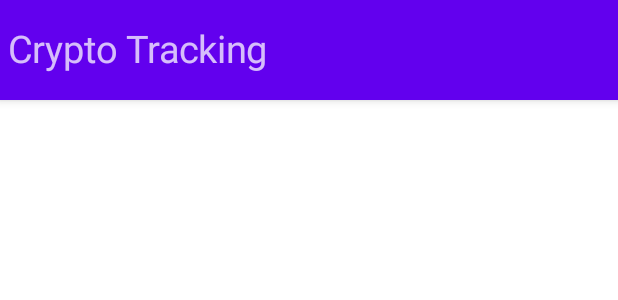
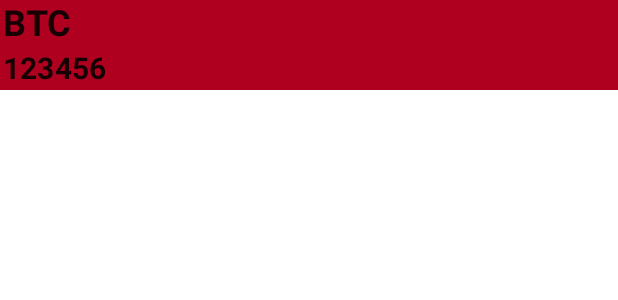
Before and after one commit to asimodabas/Compose-Notes, an Android app built with Jetpack Compose: the @Preview function DefaultPreview, on a phone screen of 412 x 824 dp. Shown: the top 300 px of the screen. Run offline under Robolectric (Android 15) with nearby library versions, the phone set to English and light mode, and no system bars.

Commit message:
row and retrofid added

```diff
--- a/app/src/main/java/com/asimodabas/compose_notes/MainActivity.kt
+++ b/app/src/main/java/com/asimodabas/compose_notes/MainActivity.kt
@@ -3,11 +3,17 @@ package com.asimodabas.compose_notes
 import android.os.Bundle
 import androidx.activity.ComponentActivity
 import androidx.activity.compose.setContent
-import androidx.compose.foundation.layout.PaddingValues
+import androidx.compose.foundation.background
+import androidx.compose.foundation.layout.*
+import androidx.compose.foundation.lazy.LazyColumn
+import androidx.compose.foundation.lazy.items
+import androidx.compose.material.MaterialTheme
 import androidx.compose.material.Scaffold
 import androidx.compose.material.Text
 import androidx.compose.material.TopAppBar
 import androidx.compose.runtime.Composable
+import androidx.compose.ui.Modifier
+import androidx.compose.ui.text.font.FontWeight
 import androidx.compose.ui.tooling.preview.Preview
 import androidx.compose.ui.unit.dp
 import androidx.compose.ui.unit.sp
@@ -43,16 +49,14 @@ fun mainScreen() {
         .create(CryptoAPI::class.java)
 
     val call = retrofit.getData()
-    call.enqueue(object : Callback<List<CryptoModel>>{
+    call.enqueue(object : Callback<List<CryptoModel>> {
         override fun onResponse(
             call: Call<List<CryptoModel>>,
             response: Response<List<CryptoModel>>
         ) {
-            if (response.isSuccessful){
+            if (response.isSuccessful) {
                 response.body()?.let {
-                    it.forEach {
-                        println(it.currency)
-                    }
+
                 }
             }
         }
@@ -68,9 +72,46 @@ fun mainScreen() {
 }
 
 @Composable
+fun CryList(cryptos: List<CryptoModel>) {
+    LazyColumn() {
+        items(cryptos) { crypto ->
+            CryptorRow(cryptoName = crypto)
+        }
+    }
+}
+
+@Composable
+fun CryptorRow(cryptoName: CryptoModel) {
+    Column(
+        modifier = Modifier
+            .fillMaxWidth()
+            .background(color = MaterialTheme.colors.error)
+    ) {
+        Text(
+            text = cryptoName.currency,
+            style = MaterialTheme.typography.h5,
+            modifier = Modifier.padding(2.dp),
+            fontWeight = FontWeight.Bold
+        )
+        Text(
+            text = cryptoName.price,
+            style = MaterialTheme.typography.h6,
+            modifier = Modifier.padding(2.dp),
+            fontWeight = FontWeight.Bold
+        )
+
+    }
+}
+
+
+@Composable
 fun AppBar() {
     TopAppBar(contentPadding = PaddingValues(5.dp)) {
-        Text(text = "Crypto Tracking", fontSize = 25.sp)
+        Text(
+            text = "Crypto Tracking",
+            fontSize = 25.sp,
+            fontWeight = FontWeight.Bold
+        )
     }
 }
 
@@ -78,6 +119,6 @@ fun AppBar() {
 @Composable
 fun DefaultPreview() {
     ComposeNotesTheme {
-        mainScreen()
+        CryptorRow(cryptoName = CryptoModel("BTC", "123456"))
     }
 }
```
